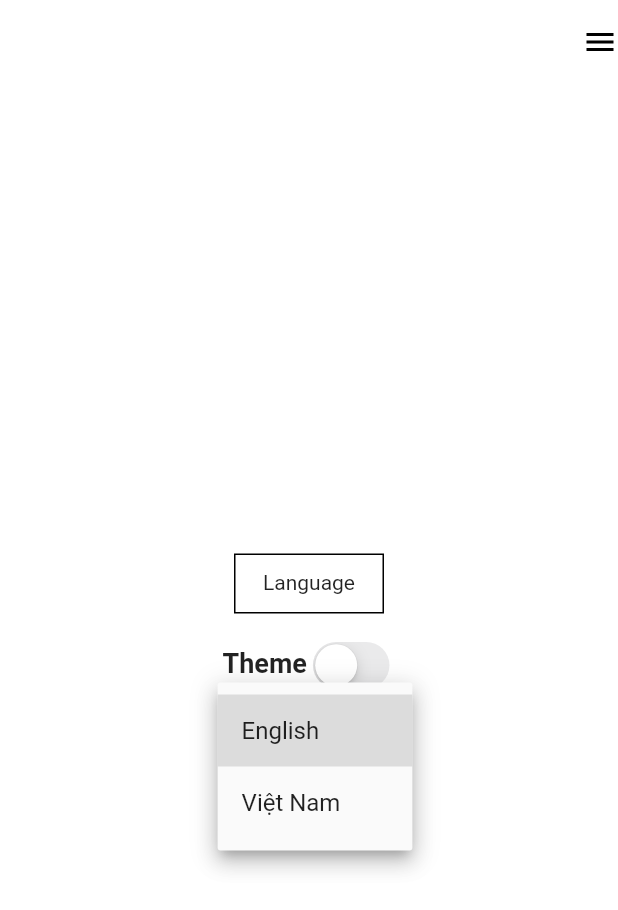
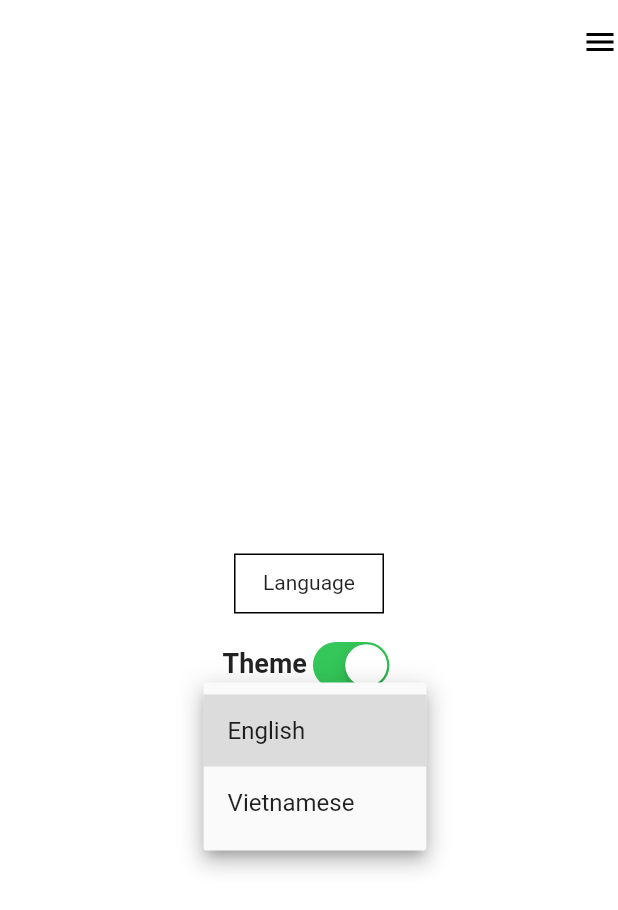
Before and after one commit to viphoamt/flutter-getx-template, a Flutter app: the screen it shows after launch, after a tap on "English", on a phone screen of 412 x 824 dp. Shown: the top 910 px of the screen. Run offline on Flutter 3.47's test engine with Material 2 defaults, Android fonts, the phone set to English and light mode, and no system bars; our stand-ins replace cookie_jar, dio, dio_cookie_manager, flutter_dotenv, flutter_easyloading, flutter_svg and 2 more.

Commit message:
fix language

```diff
--- /dev/null
+++ b/lib/core/controllers/app_controller.dart
@@ -0,0 +1,18 @@
+import 'package:flutter/material.dart';
+import 'package:flutter_getx_base/data/local/preference_manager_impl.dart';
+import 'package:flutter_getx_base/localization/localization_service.dart';
+import 'package:flutter_getx_base/models/enum/theme_type.dart';
+import 'package:get/get.dart';
+import 'theme_controller_extension.dart';
+
+class AppController extends GetxController {
+  static AppController to = Get.find();
+  final languageCode = LocalizationService.languages[0].obs;
+  final theme = ThemeType.light.obs;
+  final prefs = PreferenceManagerImpl();
+  late ThemeMode themeMode;
+
+  AppController() {
+    getThemeModeFromStore();
+  }
+}
--- a/lib/core/controllers/language_controller.dart
+++ b/lib/core/controllers/language_controller_extension.dart
@@ -1,10 +1,7 @@
+import 'package:flutter_getx_base/core/controllers/app_controller.dart';
 import 'package:flutter_getx_base/localization/localization_service.dart';
-import 'package:get/get.dart';
 
-class LanguageController extends GetxController {
-  static LanguageController get to => Get.find();
-  final languageCode = LocalizationService.languages[0].obs;
-
+extension LanguageControllerExtension on AppController {
   void changeLocale(String? value) {
     if (value != null) {
       languageCode.value = value;
--- a/lib/core/controllers/theme_controller.dart
+++ /dev/null
@@ -1,53 +0,0 @@
-import 'package:flutter/material.dart';
-import 'package:flutter_getx_base/commons/constant/app_constant.dart';
-import 'package:flutter_getx_base/data/local/preference_manager_impl.dart';
-import 'package:get/get.dart';
-
-class ThemeController extends GetxController {
-  static ThemeController get to => Get.find();
-  final _theme = 'system'.obs;
-  final prefs = PreferenceManagerImpl();
-  late ThemeMode _themeMode;
-
-  ThemeMode get themeMode => _themeMode;
-
-  String get currentTheme => _theme.value;
-
-  Future<void> setThemeMode(String value) async {
-    _theme.value = value;
-    _themeMode = getThemeModeFromString(value);
-    Get.changeThemeMode(_themeMode);
-    await prefs.setString(AppConstant.themeApp, value);
-    update();
-  }
-
-  ThemeMode getThemeModeFromString(String themeString) {
-    ThemeMode _setThemeMode = ThemeMode.system;
-    if (themeString == 'light') {
-      _setThemeMode = ThemeMode.light;
-    }
-    if (themeString == 'dark') {
-      _setThemeMode = ThemeMode.dark;
-    }
-    return _setThemeMode;
-  }
-
-  void getThemeModeFromStore() async {
-    final String _themeString = await prefs.getString(AppConstant.themeApp);
-    setThemeMode(_themeString);
-  }
-
-  // checks whether darkmode is set via system or previously by user
-  bool get isDarkModeOn {
-    if (currentTheme == 'system') {
-      if (WidgetsBinding.instance?.window.platformBrightness ==
-          Brightness.dark) {
-        return true;
-      }
-    }
-    if (currentTheme == 'dark') {
-      return true;
-    }
-    return false;
-  }
-}
--- /dev/null
+++ b/lib/core/controllers/theme_controller_extension.dart
@@ -0,0 +1,41 @@
+import 'package:flutter/material.dart';
+import 'package:flutter_getx_base/commons/constant/app_constant.dart';
+import 'package:flutter_getx_base/core/controllers/app_controller.dart';
+import 'package:flutter_getx_base/models/enum/theme_type.dart';
+import 'package:get/get.dart';
+import 'package:flutter_getx_base/models/enum/theme_type.dart';
+
+extension ThemeControllerExtension on AppController {
+  Future<void> setThemeMode(ThemeType value) async {
+    theme.value = value;
+    themeMode = getThemeModeFromString(value);
+    Get.changeThemeMode(themeMode);
+    print(value.name);
+    await prefs.setString(AppConstant.themeApp, value.name);
+    update();
+  }
+
+  ThemeMode getThemeModeFromString(ThemeType themeType) {
+    ThemeMode _setThemeMode = ThemeMode.system;
+    if (themeType == ThemeType.light) {
+      _setThemeMode = ThemeMode.light;
+    }
+    if (themeType == ThemeType.dark) {
+      _setThemeMode = ThemeMode.dark;
+    }
+    return _setThemeMode;
+  }
+
+  void getThemeModeFromStore() async {
+    final String _themeString = await prefs.getString(AppConstant.themeApp);
+    setThemeMode(ThemeTypeExtension.parseLanguageCode(_themeString));
+  }
+
+  // checks whether darkmode is set via system or previously by user
+  bool get isDarkModeOn {
+    if (theme == ThemeType.dark) {
+      return true;
+    }
+    return false;
+  }
+}
--- a/lib/futures/auth/login/login_screen.dart
+++ b/lib/futures/auth/login/login_screen.dart
@@ -1,10 +1,12 @@
 import 'package:flutter/cupertino.dart';
 import 'package:flutter/material.dart';
 import 'package:flutter_getx_base/commons/utils/styles/app_text_style.dart';
-import 'package:flutter_getx_base/core/controllers/language_controller.dart';
-import 'package:flutter_getx_base/core/controllers/theme_controller.dart';
+import 'package:flutter_getx_base/core/controllers/app_controller.dart';
+import 'package:flutter_getx_base/core/controllers/language_controller_extension.dart';
+import 'package:flutter_getx_base/core/controllers/theme_controller_extension.dart';
 import 'package:flutter_getx_base/futures/auth/login/login_controller.dart';
 import 'package:flutter_getx_base/localization/localization_service.dart';
+import 'package:flutter_getx_base/models/enum/theme_type.dart';
 import 'package:flutter_getx_base/widgets/icon/leading_icon.dart';
 import 'package:flutter_getx_base/widgets/screen_layout.dart';
 import 'package:get/get.dart';
@@ -15,8 +17,7 @@ class LoginScreen extends StatelessWidget {
   @override
   Widget build(BuildContext context) {
     final controller = LoginController.to;
-    final themeController = ThemeController.to;
-    final languageController = LanguageController.to;
+    final appController = AppController.to;
     return ScreenLayout(
       actions: const [
         LeadingIcon(),
@@ -53,17 +54,18 @@ class LoginScreen extends StatelessWidget {
               ),
               Obx(
                 () => CupertinoSwitch(
-                  value: themeController.currentTheme == 'light',
+                  value: appController.theme == ThemeType.light,
                   onChanged: (value) {
-                    themeController.isDarkModeOn;
-                    themeController.setThemeMode(value ? 'light' : 'dark');
+                    appController.isDarkModeOn;
+                    appController
+                        .setThemeMode(value ? ThemeType.light : ThemeType.dark);
                   },
                 ),
               ),
             ],
           ),
           DropdownButton<String>(
-            value: languageController.languageCode.value,
+            value: appController.languageCode.value,
             icon: Icon(
               Icons.arrow_drop_down_sharp,
             ),
@@ -74,7 +76,7 @@ class LoginScreen extends StatelessWidget {
                 child: Text(value),
               );
             }).toList(),
-            onChanged: languageController.changeLocale,
+            onChanged: appController.changeLocale,
           ),
         ],
       ),
--- a/lib/localization/localization_service.dart
+++ b/lib/localization/localization_service.dart
@@ -12,7 +12,7 @@ class LocalizationService extends Translations {
 
   // Supported languages
   // Needs to be same order with locales
-  static final List<String> languages = <String>['English', 'Việt Nam'];
+  static final List<String> languages = <String>['English', 'Vietnamese'];
 
   // Supported locales
   // Needs to be same order with languages
--- a/lib/main.dart
+++ b/lib/main.dart
@@ -4,8 +4,8 @@ import 'package:flutter_getx_base/bindings/initial_binding.dart';
 import 'package:flutter_getx_base/commons/theme/custom_theme.dart';
 import 'package:flutter_getx_base/configurations/app_configuration_manager.dart';
 import 'package:flutter_getx_base/configurations/environment_type.dart';
-import 'package:flutter_getx_base/core/controllers/language_controller.dart';
-import 'package:flutter_getx_base/core/controllers/theme_controller.dart';
+import 'package:flutter_getx_base/core/controllers/app_controller.dart';
+import 'package:flutter_getx_base/core/controllers/theme_controller_extension.dart';
 import 'package:flutter_getx_base/route/route_name.dart';
 import 'package:flutter_getx_base/route/route_page.dart';
 import 'package:get/get.dart';
@@ -17,8 +17,7 @@ void main() async {
     environmentType: EnvironmentType.dev,
   );
 
-  Get.lazyPut<ThemeController>(() => ThemeController(), fenix: true);
-  Get.put<LanguageController>(LanguageController());
+  Get.put<AppController>(AppController());
   runApp(const MyApp());
 }
 
@@ -27,7 +26,6 @@ class MyApp extends StatelessWidget {
 
   @override
   Widget build(BuildContext context) {
-    ThemeController.to.getThemeModeFromStore();
     return GetMaterialApp(
       debugShowCheckedModeBanner: false,
       title: 'Flutter Demo',
--- /dev/null
+++ b/lib/models/enum/theme_type.dart
@@ -0,0 +1,23 @@
+enum ThemeType { light, dark }
+
+extension ThemeTypeExtension on ThemeType {
+  String get themeType {
+    switch (this) {
+      case ThemeType.light:
+        return 'light';
+      case ThemeType.dark:
+        return 'dark';
+    }
+  }
+
+  static ThemeType parseLanguageCode(String type) {
+    switch (type) {
+      case 'en':
+        return ThemeType.light;
+      case 'vi':
+        return ThemeType.dark;
+      default:
+        return ThemeType.light;
+    }
+  }
+}
```
